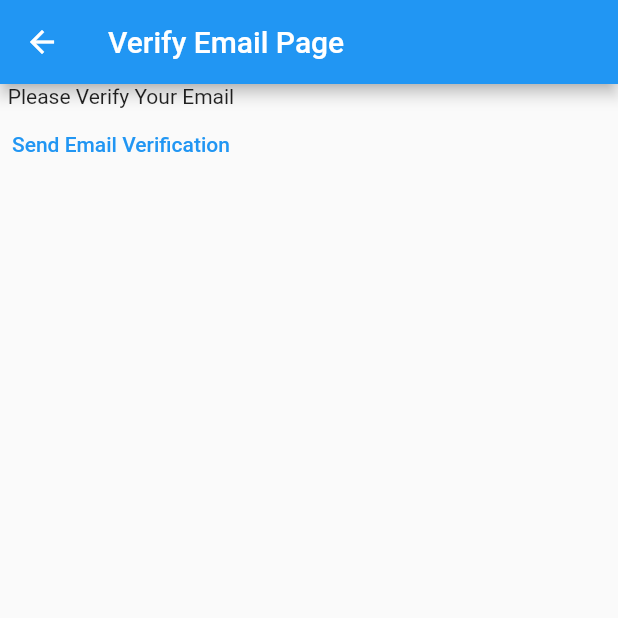
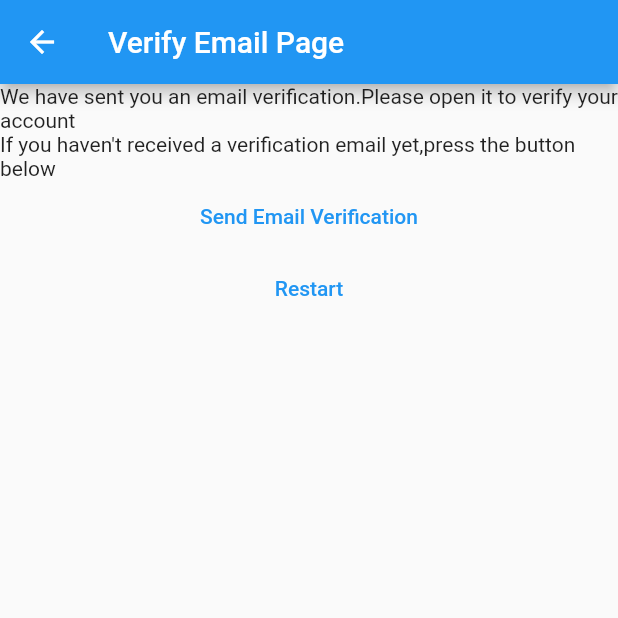
Before and after one commit to shallu-jain/MyNewNotes, a Flutter app: the VerifyEmailView screen opened directly, on a phone screen of 412 x 824 dp, the top half of it. Run offline on Flutter 3.47's test engine with Material 2 defaults, Android fonts, the phone set to English and light mode, and no system bars; our stand-ins replace firebase_auth, firebase_core; accounts and stored records are empty.

Commit message:
Eight Commit

```diff
--- a/lib/constants/routes.dart
+++ b/lib/constants/routes.dart
@@ -1,3 +1,4 @@
 const loginRoute = '/login/';
 const registerRoute = '/register/';
 const notesRoute = '/notes/';
+const verifyEmailRoute='/verify-email/';
--- a/lib/main.dart
+++ b/lib/main.dart
@@ -23,6 +23,7 @@ void main() {
         loginRoute: (context) => const LoginView(),
         registerRoute: (context) => const RegisterView(),
         notesRoute: (context) => const NotesView(),
+        verifyEmailRoute:(context)=>const VerifyEmailView()
       },
     ),
   );
--- a/lib/views/verify_email.dart
+++ b/lib/views/verify_email.dart
@@ -1,6 +1,7 @@
 // import 'dart:developer' as devtools show log;
 import 'package:firebase_auth/firebase_auth.dart';
 import 'package:flutter/material.dart';
+import 'package:my_notes/constants/routes.dart';
 
 class VerifyEmailView extends StatefulWidget {
   const VerifyEmailView({Key? key}) : super(key: key);
@@ -18,7 +19,10 @@ class _VerifyEmailViewState extends State<VerifyEmailView> {
       ),
       body: Column(
         children: [
-          const Text("Please Verify Your Email"),
+          const Text(
+              "We have sent you an email verification.Please open it to verify your account"),
+          const Text(
+              "If you haven't received a verification email yet,press the button below "),
           TextButton(
             onPressed: () async {
               final user = FirebaseAuth.instance.currentUser;
@@ -26,6 +30,14 @@ class _VerifyEmailViewState extends State<VerifyEmailView> {
             },
             child: const Text("Send Email Verification"),
           ),
+          TextButton(
+            onPressed: () async {
+              await FirebaseAuth.instance.signOut();
+              Navigator.of(context)
+                  .pushNamedAndRemoveUntil(registerRoute, (route) => false);
+            },
+            child: const Text('Restart'),
+          ),
         ],
       ),
     );
```
Also changed, not shown: lib/views/login_view.dart (+13 -2 lines), lib/views/register_view.dart (+27 -13 lines).
